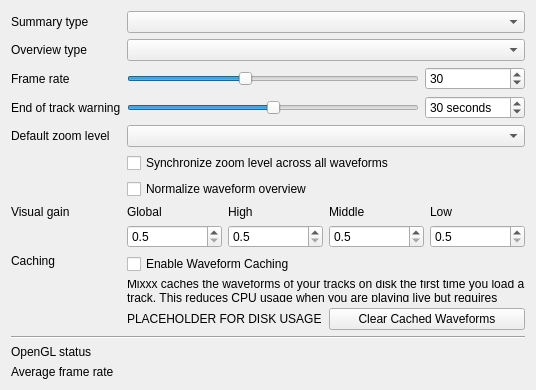
First picture: the form in src/preferences/dialog/dlgprefwaveformdlg.ui, repository mixxxdj/mixxx, before the edit.
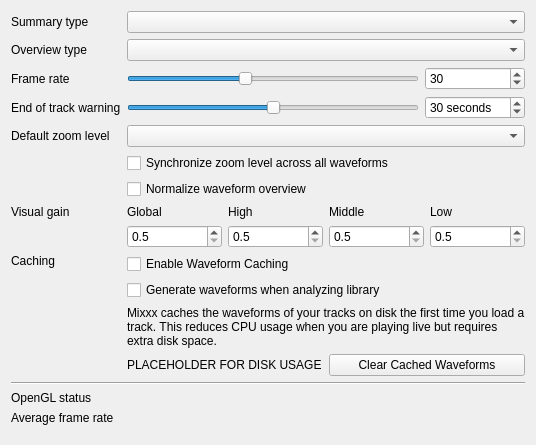
Second picture: the form after the edit.

Commit message: add option to generate waveforms on analysis

```diff
--- a/src/preferences/dialog/dlgprefwaveformdlg.ui
+++ b/src/preferences/dialog/dlgprefwaveformdlg.ui
@@ -7,7 +7,7 @@
     <x>0</x>
     <y>0</y>
     <width>536</width>
-    <height>390</height>
+    <height>445</height>
    </rect>
   </property>
   <property name="windowTitle">
@@ -422,23 +422,33 @@
      </item>
      <item row="8" column="1" colspan="3">
       <layout class="QGridLayout" name="cachingGridLayout">
-       <item row="1" column="0" colspan="2">
-        <widget class="QLabel" name="waveformCachingInfo">
-         <property name="text">
-          <string>Mixxx caches the waveforms of your tracks on disk the first time you load a track. This reduces CPU usage when you are playing live but requires extra disk space.</string>
-         </property>
-         <property name="wordWrap">
-          <bool>true</bool>
-         </property>
-        </widget>
-       </item>
-       <item row="2" column="1">
+       <item row="3" column="1">
         <widget class="QPushButton" name="clearCachedWaveforms">
          <property name="text">
           <string>Clear Cached Waveforms</string>
          </property>
         </widget>
        </item>
+       <item row="2" column="0" colspan="2">
+        <widget class="QLabel" name="waveformCachingInfo">
+         <property name="text">
+          <string>Mixxx caches the waveforms of your tracks on disk the first time you load a track. This reduces CPU usage when you are playing live but requires extra disk space.</string>
+         </property>
+         <property name="wordWrap">
+          <bool>true</bool>
+         </property>
+        </widget>
+       </item>
+       <item row="3" column="0">
+        <widget class="QLabel" name="waveformDiskUsage">
+         <property name="text">
+          <string notr="true">PLACEHOLDER FOR DISK USAGE</string>
+         </property>
+         <property name="wordWrap">
+          <bool>true</bool>
+         </property>
+        </widget>
+       </item>
        <item row="0" column="0" colspan="2">
         <widget class="QCheckBox" name="enableWaveformCaching">
          <property name="text">
@@ -446,13 +456,10 @@
          </property>
         </widget>
        </item>
-       <item row="2" column="0">
-        <widget class="QLabel" name="waveformDiskUsage">
+       <item row="1" column="0" colspan="2">
+        <widget class="QCheckBox" name="generateWaveformsWithAnalysis">
          <property name="text">
-          <string notr="true">PLACEHOLDER FOR DISK USAGE</string>
-         </property>
-         <property name="wordWrap">
-          <bool>true</bool>
+          <string>Generate waveforms when analyzing library</string>
          </property>
         </widget>
        </item>
```
The commit also changes 3 other files.
